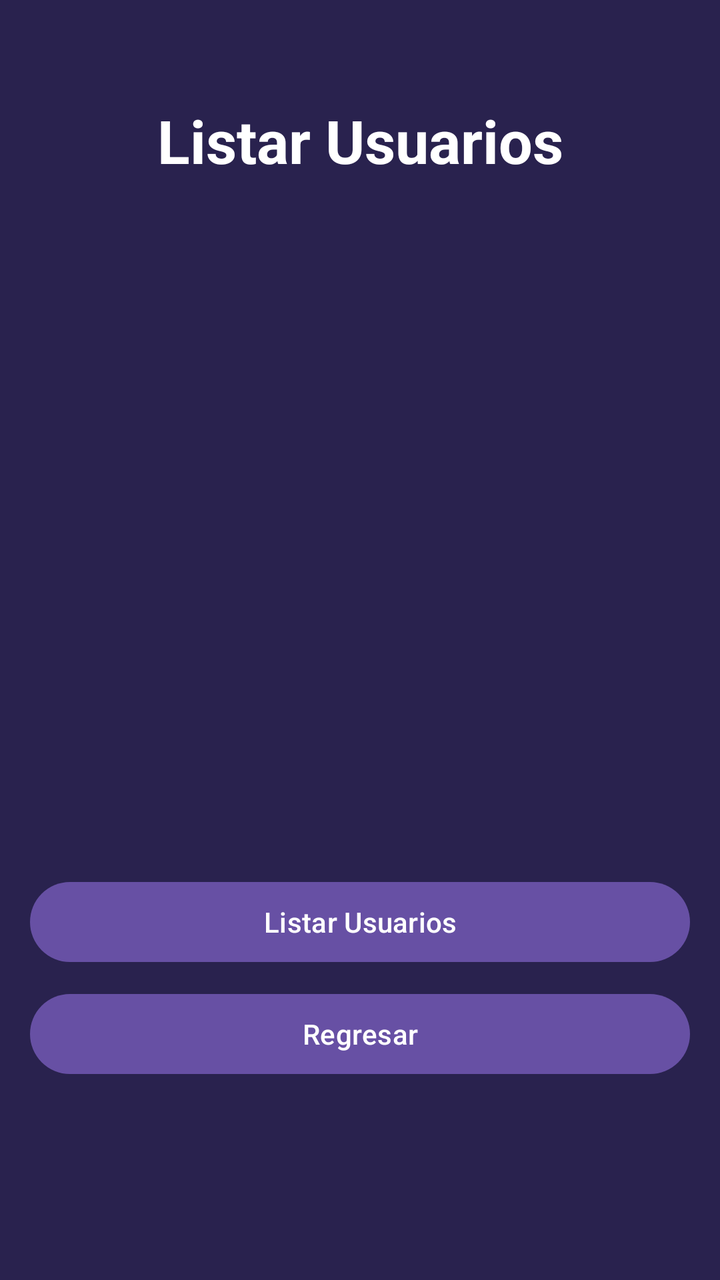
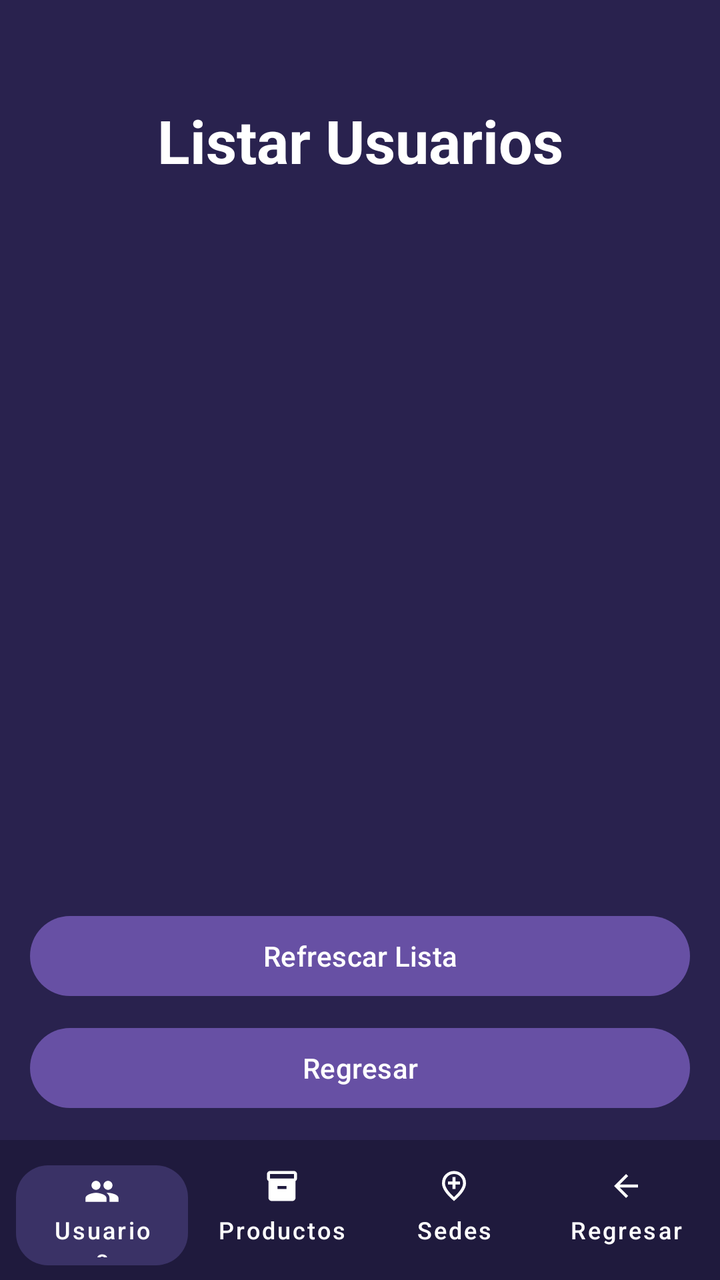

Two renders of the same Android screen: before a commit and after it. Below are the layout's source before the change and the commit's diff.
<!-- AndroidManifest.xml: application theme Theme.AlcamenProyectoFinal -->
<!-- res/layout/activity_frm_listar_usuarios.xml -->
<?xml version="1.0" encoding="utf-8"?>
<androidx.constraintlayout.widget.ConstraintLayout xmlns:android="http://schemas.android.com/apk/res/android"
    xmlns:app="http://schemas.android.com/apk/res-auto"
    xmlns:tools="http://schemas.android.com/tools"
    android:id="@+id/main"
    android:background="#29224E" android:layout_width="match_parent"
    android:layout_height="match_parent"
    tools:context=".Vista.frmListarUsuarios">

    <TextView
        android:id="@+id/tvTituloListarUsuarios"
        android:layout_width="wrap_content"
        android:layout_height="wrap_content"
        android:layout_marginTop="50dp"
        android:text="Listar Usuarios"
        android:textColor="#FFFFFF"
        android:textSize="30sp"
        android:textStyle="bold"
        app:layout_constraintEnd_toEndOf="parent"
        app:layout_constraintStart_toStartOf="parent"
        app:layout_constraintTop_toTopOf="parent" />

    <LinearLayout
        android:layout_width="330dp"
        android:layout_height="wrap_content"
        android:orientation="vertical"
        app:layout_constraintBottom_toBottomOf="parent"
        app:layout_constraintEnd_toEndOf="parent"
        app:layout_constraintStart_toStartOf="parent"
        app:layout_constraintTop_toBottomOf="@+id/tvTituloListarUsuarios"
        app:layout_constraintVertical_bias="0.3">

        <ScrollView
            android:layout_width="match_parent"
            android:layout_height="280dp"
            android:layout_marginBottom="24dp"
            android:fillViewport="true">

            <TextView
                android:id="@+id/txtListarUsuarios"
                android:layout_width="match_parent"
                android:layout_height="wrap_content"
                android:padding="16dp"
                android:textColor="#FFFFFF" android:textSize="16sp" />
        </ScrollView>

        <Button
            android:id="@+id/button79"
            android:layout_width="match_parent"
            android:layout_height="wrap_content"
            android:onClick="btnListarUsuarioss"
            android:text="Listar Usuarios"
            android:layout_marginBottom="8dp" />

        <Button
            android:id="@+id/button31"
            android:layout_width="match_parent"
            android:layout_height="wrap_content"
            android:onClick="btnRegresar"
            android:text="Regresar" />
    </LinearLayout>

</androidx.constraintlayout.widget.ConstraintLayout>
<!-- resources referenced by this layout -->
<resources>
  <style name="Theme.AlcamenProyectoFinal" parent="Base.Theme.AlcamenProyectoFinal" />
  <style name="Base.Theme.AlcamenProyectoFinal" parent="Theme.Material3.DayNight.NoActionBar">
          
          
      </style>
</resources>

<!-- the commit's change to res/layout/activity_frm_listar_usuarios.xml (unified diff, before → after) -->
@@ -20,37 +20,37 @@
         app:layout_constraintStart_toStartOf="parent"
         app:layout_constraintTop_toTopOf="parent" />
 
+    <androidx.recyclerview.widget.RecyclerView
+        android:id="@+id/rvUsuarios"
+        android:layout_width="0dp"
+        android:layout_height="0dp"
+        android:layout_marginTop="16dp"
+        android:layout_marginBottom="12dp"
+        android:clipToPadding="false"
+        android:paddingBottom="8dp"
+        app:layout_constraintBottom_toTopOf="@+id/containerBotones"
+        app:layout_constraintEnd_toEndOf="parent"
+        app:layout_constraintStart_toStartOf="parent"
+        app:layout_constraintTop_toBottomOf="@+id/tvTituloListarUsuarios"
+        tools:listitem="@layout/item_usuario" />
+
     <LinearLayout
+        android:id="@+id/containerBotones"
         android:layout_width="330dp"
         android:layout_height="wrap_content"
+        android:layout_marginBottom="12dp"
         android:orientation="vertical"
-        app:layout_constraintBottom_toBottomOf="parent"
-        app:layout_constraintEnd_toEndOf="parent"
-        app:layout_constraintStart_toStartOf="parent"
-        app:layout_constraintTop_toBottomOf="@+id/tvTituloListarUsuarios"
-        app:layout_constraintVertical_bias="0.3">
-
-        <ScrollView
-            android:layout_width="match_parent"
-            android:layout_height="280dp"
-            android:layout_marginBottom="24dp"
-            android:fillViewport="true">
-
-            <TextView
-                android:id="@+id/txtListarUsuarios"
-                android:layout_width="match_parent"
-                android:layout_height="wrap_content"
-                android:padding="16dp"
-                android:textColor="#FFFFFF" android:textSize="16sp" />
-        </ScrollView>
+        app:layout_constraintBottom_toTopOf="@+id/bottomBar"
+        app:layout_constraintEnd_toEndOf="parent"
+        app:layout_constraintStart_toStartOf="parent">
 
         <Button
             android:id="@+id/button79"
             android:layout_width="match_parent"
             android:layout_height="wrap_content"
+            android:layout_marginBottom="8dp"
             android:onClick="btnListarUsuarioss"
-            android:text="Listar Usuarios"
-            android:layout_marginBottom="8dp" />
+            android:text="Refrescar Lista" />
 
         <Button
             android:id="@+id/button31"
@@ -60,4 +60,145 @@
             android:text="Regresar" />
     </LinearLayout>
 
+    <LinearLayout
+        android:id="@+id/bottomBar"
+        android:layout_width="match_parent"
+        android:layout_height="70dp"
+        android:background="#1F1A3D"
+        android:orientation="horizontal"
+        android:padding="4dp"
+        app:layout_constraintBottom_toBottomOf="parent"
+        app:layout_constraintEnd_toEndOf="parent"
+        app:layout_constraintStart_toStartOf="parent">
+
+        <com.google.android.material.button.MaterialButton
+            android:id="@+id/btnUsuarios"
+            style="@style/Widget.MaterialComponents.Button.UnelevatedButton"
+            android:layout_width="0dp"
+            android:layout_height="wrap_content"
+            android:layout_marginHorizontal="4dp"
+            android:layout_weight="1"
+            android:text="Usuarios"
+            android:textColor="@android:color/white"
+            android:textSize="12sp"
+            app:backgroundTint="#3A3266"
+            app:cornerRadius="16dp"
+            app:icon="@drawable/ic_people"
+            app:iconGravity="top"
+            app:iconPadding="2dp"
+            app:iconTint="@android:color/white"
+            app:textAllCaps="false" />
+
+        <com.google.android.material.button.MaterialButton
+            android:id="@+id/btnProductos"
+            style="@style/Widget.MaterialComponents.Button.TextButton"
+            android:layout_width="0dp"
+            android:layout_height="match_parent"
+            android:layout_weight="1"
+            android:text="Productos"
+            android:textColor="@android:color/white"
+            android:textSize="12sp"
+            app:icon="@drawable/ic_inventory"
+            app:iconGravity="top"
+            app:iconPadding="2dp"
+            app:iconTint="@android:color/white"
+            app:textAllCaps="false" />
+
+        <com.google.android.material.button.MaterialButton
+            android:id="@+id/btnSedes"
+            style="@style/Widget.MaterialComponents.Button.TextButton"
+            android:layout_width="0dp"
+            android:layout_height="match_parent"
+            android:layout_weight="1"
+            android:text="Sedes"
+            android:textColor="@android:color/white"
+            android:textSize="12sp"
+            app:icon="@drawable/ic_location_city"
+            app:iconGravity="top"
+            app:iconPadding="2dp"
+            app:iconTint="@android:color/white"
+            app:textAllCaps="false" />
+
+        <com.google.android.material.button.MaterialButton
+            android:id="@+id/btnRegresar"
+            style="@style/Widget.MaterialComponents.Button.TextButton"
+            android:layout_width="0dp"
+            android:layout_height="match_parent"
+            android:layout_weight="1"
+            android:text="Regresar"
+            android:textColor="@android:color/white"
+            android:textSize="12sp"
+            app:icon="@drawable/ic_arrow_back"
+            app:iconGravity="top"
+            app:iconPadding="2dp"
+            app:iconTint="@android:color/white"
+            app:textAllCaps="false" />
+
+    </LinearLayout>
+
 </androidx.constraintlayout.widget.ConstraintLayout>
+<!-- res/layout/item_usuario.xml (included above) -->
+<?xml version="1.0" encoding="utf-8"?>
+<androidx.cardview.widget.CardView
+    xmlns:android="http://schemas.android.com/apk/res/android"
+    xmlns:app="http://schemas.android.com/apk/res-auto"
+    android:layout_width="match_parent"
+    android:layout_height="wrap_content"
+    android:layout_marginHorizontal="16dp"
+    android:layout_marginVertical="6dp"
+    app:cardBackgroundColor="#2A2450"
+    app:cardCornerRadius="12dp"
+    app:cardElevation="4dp">
+
+    <LinearLayout
+        android:layout_width="match_parent"
+        android:layout_height="wrap_content"
+        android:orientation="horizontal"
+        android:padding="16dp">
+
+        
+        <View
+            android:layout_width="4dp"
+            android:layout_height="match_parent"
+            android:background="#8B5CF6"
+            android:layout_marginEnd="12dp" />
+
+        
+        <LinearLayout
+            android:layout_width="0dp"
+            android:layout_height="wrap_content"
+            android:layout_weight="1"
+            android:orientation="vertical">
+
+            <TextView
+                android:id="@+id/tvNombreCompleto"
+                android:layout_width="wrap_content"
+                android:layout_height="wrap_content"
+                android:text="Nombre Apellido"
+                android:textColor="#FFFFFF"
+                android:textSize="17sp"
+                android:textStyle="bold" />
+
+            <TextView
+                android:id="@+id/tvRol"
+                android:layout_width="wrap_content"
+                android:layout_height="wrap_content"
+                android:layout_marginTop="2dp"
+                android:text="Rol / Cargo"
+                android:textColor="#A78BFA"
+                android:textSize="14sp"
+                android:textStyle="bold" />
+
+            <TextView
+                android:id="@+id/tvDetalles"
+                android:layout_width="wrap_content"
+                android:layout_height="wrap_content"
+                android:layout_marginTop="6dp"
+                android:text="DNI: 12345678 | User: admin"
+                android:textColor="#B3FFFFFF"
+                android:textSize="12sp" />
+        </LinearLayout>
+
+    </LinearLayout>
+
+</androidx.cardview.widget.CardView>
<!-- resource entries referenced after the edit -->
@@ -1,5 +1,29 @@
 <!-- resources referenced by this layout -->
 <resources>
+  <!-- drawable ic_arrow_back (drawable) -->
+  <vector xmlns:android="http://schemas.android.com/apk/res/android" android:autoMirrored="true" android:height="24dp" android:tint="#000000" android:viewportHeight="960" android:viewportWidth="960" android:width="24dp">
+        
+      <path android:fillColor="@android:color/white" android:pathData="M313,520L537,744L480,800L160,480L480,160L537,216L313,440L800,440L800,520L313,520Z"/>
+      
+  </vector>
+  <!-- drawable ic_inventory (drawable) -->
+  <vector xmlns:android="http://schemas.android.com/apk/res/android" android:height="24dp" android:tint="#000000" android:viewportHeight="24" android:viewportWidth="24" android:width="24dp">
+        
+      <path android:fillColor="@android:color/white" android:pathData="M20,2L4,2c-1,0 -2,0.9 -2,2v3.01c0,0.72 0.43,1.34 1,1.69L3,20c0,1.1 1.1,2 2,2h14c0.9,0 2,-0.9 2,-2L21,8.7c0.57,-0.35 1,-0.97 1,-1.69L22,4c0,-1.1 -1,-2 -2,-2zM15,14L9,14v-2h6v2zM20,7L4,7L4,4l16,-0.02L20,7z"/>
+      
+  </vector>
+  <!-- drawable ic_location_city (drawable) -->
+  <vector xmlns:android="http://schemas.android.com/apk/res/android" android:height="24dp" android:tint="#000000" android:viewportHeight="960" android:viewportWidth="960" android:width="24dp">
+        
+      <path android:fillColor="@android:color/white" android:pathData="M440,560L520,560L520,440L640,440L640,360L520,360L520,240L440,240L440,360L320,360L320,440L440,440L440,560ZM480,774Q602,662 661,570.5Q720,479 720,408Q720,299 650.5,229.5Q581,160 480,160Q379,160 309.5,229.5Q240,299 240,408Q240,479 299,570.5Q358,662 480,774ZM480,880Q319,743 239.5,625.5Q160,508 160,408Q160,258 256.5,169Q353,80 480,80Q607,80 703.5,169Q800,258 800,408Q800,508 720.5,625.5Q641,743 480,880ZM480,400Q480,400 480,400Q480,400 480,400Q480,400 480,400Q480,400 480,400Q480,400 480,400Q480,400 480,400Q480,400 480,400Q480,400 480,400Z"/>
+      
+  </vector>
+  <!-- drawable ic_people (drawable) -->
+  <vector xmlns:android="http://schemas.android.com/apk/res/android" android:height="24dp" android:tint="#000000" android:viewportHeight="24" android:viewportWidth="24" android:width="24dp">
+        
+      <path android:fillColor="@android:color/white" android:pathData="M16,11c1.66,0 2.99,-1.34 2.99,-3S17.66,5 16,5c-1.66,0 -3,1.34 -3,3s1.34,3 3,3zM8,11c1.66,0 2.99,-1.34 2.99,-3S9.66,5 8,5C6.34,5 5,6.34 5,8s1.34,3 3,3zM8,13c-2.33,0 -7,1.17 -7,3.5L1,19h14v-2.5c0,-2.33 -4.67,-3.5 -7,-3.5zM16,13c-0.29,0 -0.62,0.02 -0.97,0.05 1.16,0.84 1.97,1.97 1.97,3.45L17,19h6v-2.5c0,-2.33 -4.67,-3.5 -7,-3.5z"/>
+      
+  </vector>
   <style name="Theme.AlcamenProyectoFinal" parent="Base.Theme.AlcamenProyectoFinal" />
   <style name="Base.Theme.AlcamenProyectoFinal" parent="Theme.Material3.DayNight.NoActionBar">
           
